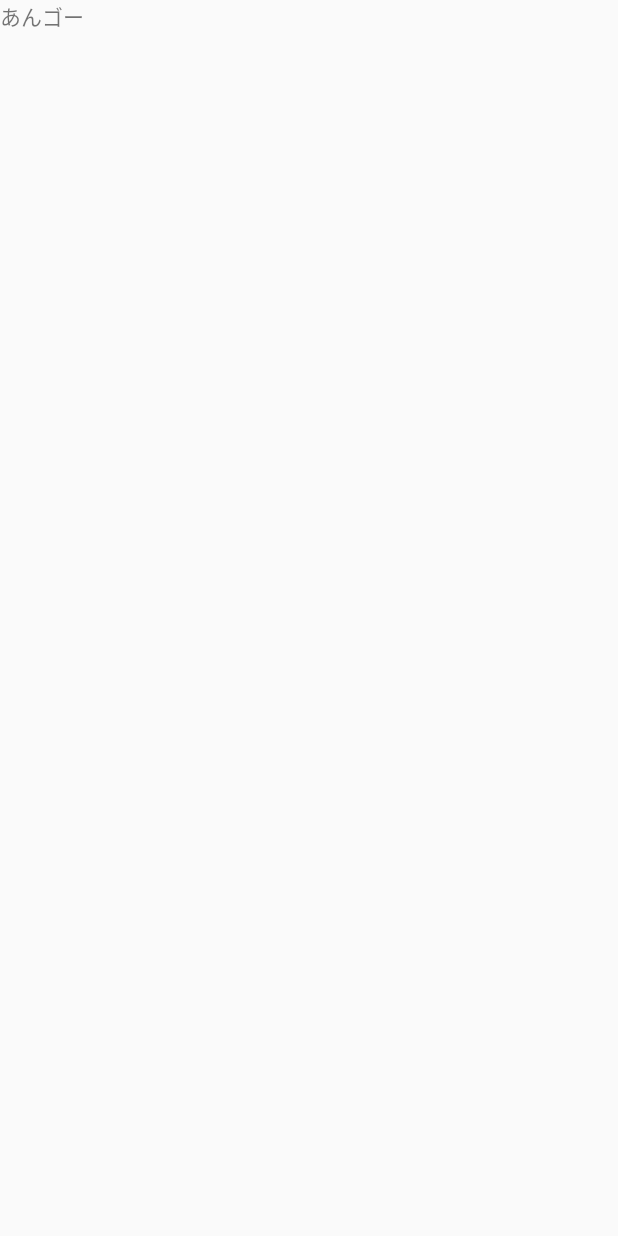
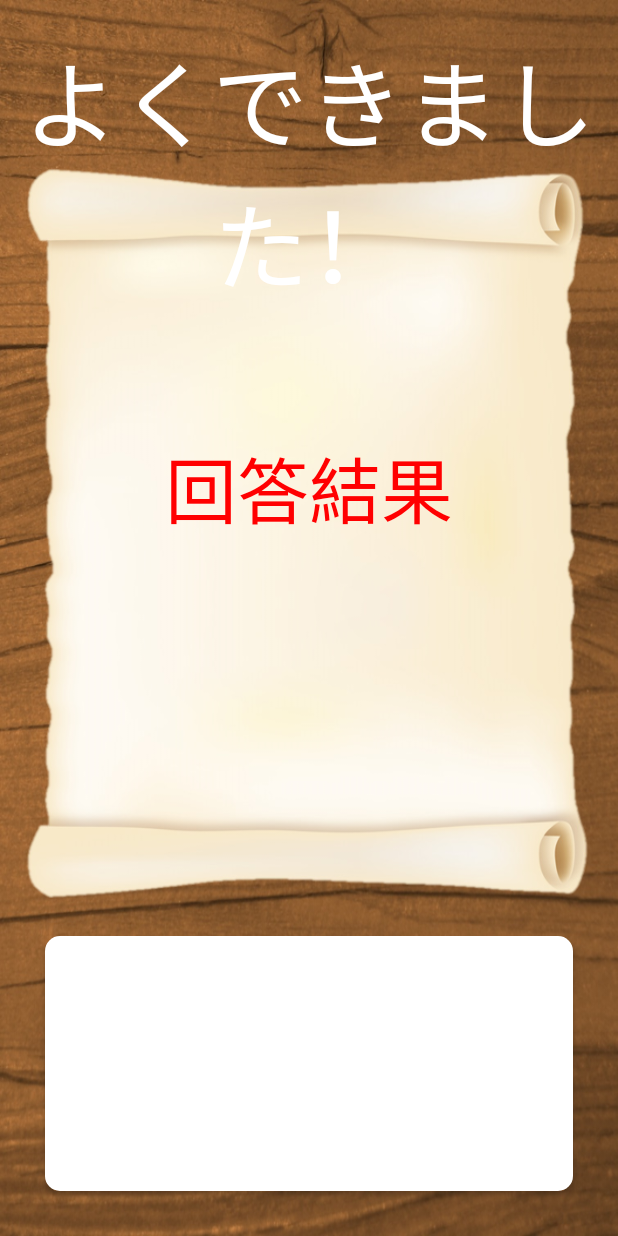
Before and after one commit to kiyokuro/ShoyuWalk, an Android app: the ResultActivity screen opened directly, with no data from a screen before it, on a phone screen of 412 x 824 dp. Before the commit the screen is almost empty. Run offline under Robolectric (Android 15) with nearby library versions, the phone set to English and light mode, and no system bars.

Commit message:
レイアウトつくりましたXD

```diff
--- /dev/null
+++ b/app/src/main/res/drawable/corner_round.xml
@@ -0,0 +1,11 @@
+<?xml version="1.0" encoding="utf-8"?>
+<shape xmlns:android="http://schemas.android.com/apk/res/android"
+android:shape="rectangle" >
+
+<!-- 背景色 -->
+<solid android:color="#ffffff" />
+
+<!-- 角丸 (10dpで設定) -->
+<corners android:radius="10dp" />
+
+</shape>
--- a/app/src/main/res/layout/result_layout.xml
+++ b/app/src/main/res/layout/result_layout.xml
@@ -1,14 +1,53 @@
-<LinearLayout xmlns:android="http://schemas.android.com/apk/res/android"
+<RelativeLayout xmlns:android="http://schemas.android.com/apk/res/android"
     xmlns:tools="http://schemas.android.com/tools"
     android:layout_width="match_parent"
+
     android:layout_height="match_parent"
-    android:orientation="vertical">
+    android:background="@drawable/resultBack"
+    android:orientation="vertical"
+    android:weightSum="1">
 
     <TextView
-        android:id="@+id/result"
-        android:layout_width="wrap_content"
+        android:layout_width="match_parent"
         android:layout_height="wrap_content"
-        android:text="あんゴー"
+        android:text="よくできました！"
+        android:textColor="#ffffff"
+        android:textSize="64dp"
+        android:gravity="center"
+        android:layout_marginTop="20dp"
+        android:id="@+id/result_title"/>
+    <TextView
+        android:layout_width="match_parent"
+        android:layout_height="wrap_content"
+        android:text="回答結果"
+        android:textColor="#ff0000"
+        android:textSize="48dp"
+        android:layout_below="@id/result_title"
+        android:layout_marginTop="80dp"
+        android:gravity="center"
+        />
+    <FrameLayout
+        android:layout_width="match_parent"
+        android:layout_height="match_parent">
+
+        <GridView
+            android:layout_width="502dp"
+            android:layout_height="310dp"
+            android:id="@+id/gridView"
+            android:layout_gravity="center"
+            android:layout_marginBottom="22dp"/>
+    </FrameLayout>
+
+    <Button
+        android:layout_width="match_parent"
+        android:layout_height="170dp"
+        android:background="@drawable/corner_round"
+        android:id="@+id/ango"
+        android:radius="14dp"
+        android:layout_centerInParent="true"
+        android:layout_alignParentBottom="true"
+        android:layout_marginBottom="30dp"
+        android:layout_marginLeft="60dp"
         />
 
-</LinearLayout>
+</RelativeLayout>
```
Also changed, not shown: app/src/main/res/drawable-hdpi/codeB.png (added), app/src/main/res/drawable-hdpi/resultBack.png (added), app/src/main/res/drawable-mdpi/codeB.png (added), app/src/main/res/drawable-mdpi/resultBack.png (added), app/src/main/res/drawable-xhdpi/codeB.png (added), app/src/main/res/drawable-xhdpi/resultBack.png (added), app/src/main/res/drawable-xxhdpi/codeB.png (added), app/src/main/res/drawable-xxhdpi/resultBack.png (added), 2 other files.
